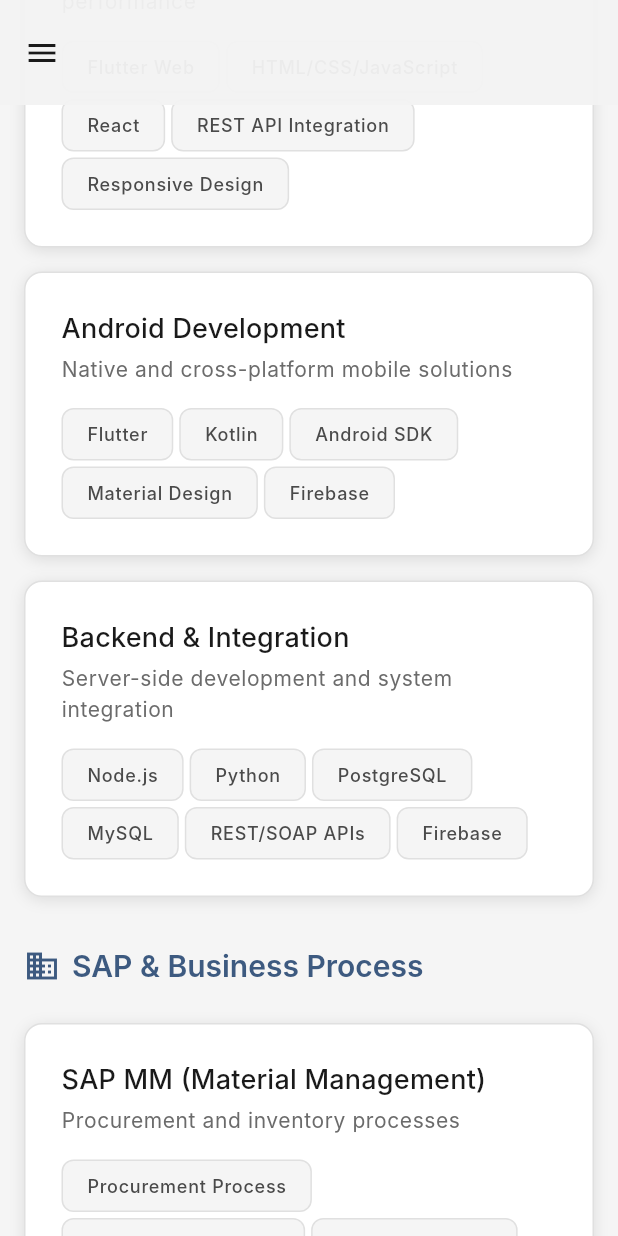
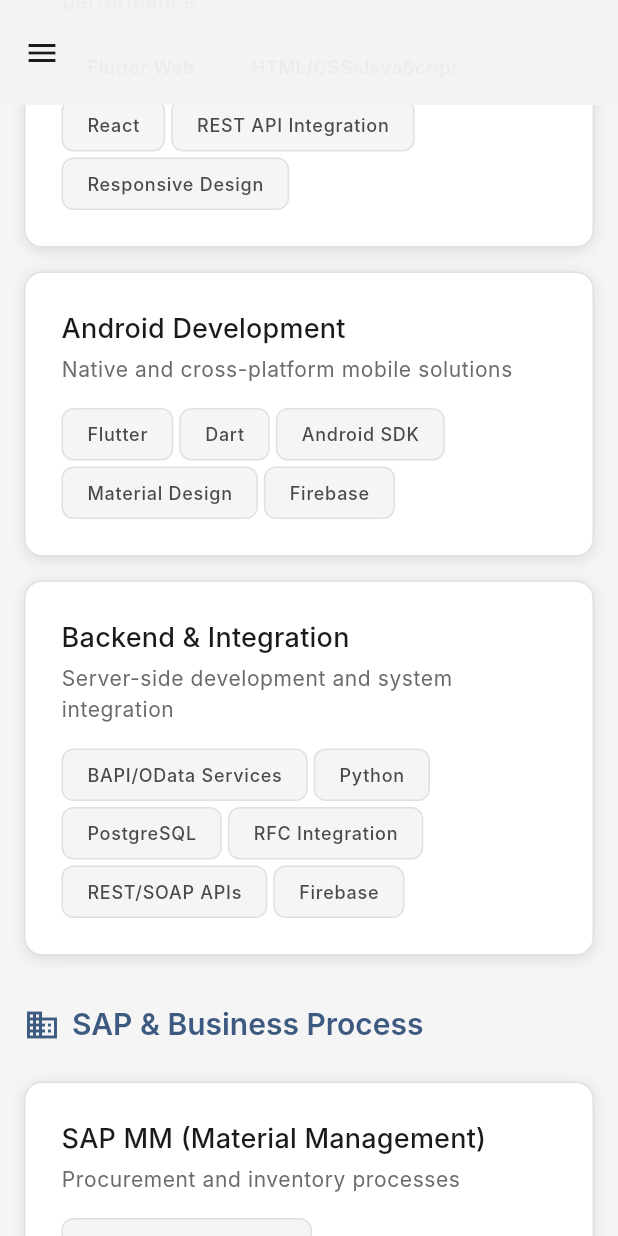
Before and after one commit to azizfardiansyah/azizafardiansyahporto, a Flutter app: the screen it shows after launch, scrolled down 2880 dp, on a phone screen of 412 x 824 dp. Run offline on Flutter 3.47's test engine with Material 3 defaults, Android fonts, the phone set to English and light mode, and no system bars; missing offline and left inert: dart:html; Roboto replaces fonts that are missing (Inter).

Commit message:
FIXED SKILLS

```diff
--- a/lib/data/portfolio_data.dart
+++ b/lib/data/portfolio_data.dart
@@ -63,7 +63,7 @@
       description: 'Native and cross-platform mobile solutions',
       skills: [
         'Flutter',
-        'Kotlin',
+        'Dart',
         'Android SDK',
         'Material Design',
         'Firebase',
@@ -73,10 +73,10 @@
       title: 'Backend & Integration',
       description: 'Server-side development and system integration',
       skills: [
-        'Node.js',
+        'BAPI/OData Services',
         'Python',
         'PostgreSQL',
-        'MySQL',
+        'RFC Integration',
         'REST/SOAP APIs',
         'Firebase',
       ],
@@ -174,6 +174,7 @@
         'REST API',
         'PostgreSQL',
         'Git',
+        'RFC Integration',
         'Pocketbase',
         'BAPI/OData Services'
       ],
@@ -190,7 +191,7 @@
           'Klien mengalami inefisiensi 40% pada proses stock opname karena pencatatan manual dan keterlambatan sinkronisasi data dengan SAP.',
       analysisSolution:
           'Saya menganalisis alur kerja warehouse dan merancang solusi mobile-first dengan barcode scanning. Menggunakan AI-Assisted Development untuk mempercepat prototyping dan mengimplementasikan offline-first architecture dengan queue system untuk mengatasi koneksi tidak stabil.',
-      technologies: ['Flutter', 'BAPI', 'SAP RFC', 'Firebase', 'REST API', 'Barcode Scanner'],
+      technologies: ['Flutter', 'BAPI', 'SAP RFC', 'Firebase', 'REST API','PostgreSQL', 'Barcode Scanner'],
       role: 'Solution Architect & Full-stack Developer',
       impact: 'Waktu proses inventory checking berkurang 60%, dari 5 jam menjadi 2 jam per cycle.',
       category: ProjectCategory.mobile,
@@ -202,7 +203,7 @@
           'Management kesulitan memantau status procurement secara real-time. Laporan manual memakan waktu 2 hari dan sering outdated.',
       analysisSolution:
           'Menganalisis kebutuhan visibility management dan merancang dashboard dengan visualisasi real-time. Menggunakan AI untuk optimasi query dan implementasi data caching, pagination, serta lazy loading untuk handle data besar dari SAP.',
-      technologies: ['Flutter Web', 'BAPI', 'PostgreSQL', 'REST API', 'Charts'],
+      technologies: ['Flutter Web', 'BAPI', 'PostgreSQL', 'REST API','RFC/OData Services', 'Charts'],
       role: 'Solution Architect & Frontend Developer',
       impact: 'Visibility procurement meningkat 100%, laporan tersedia real-time tanpa proses manual.',
       category: ProjectCategory.web,
--- a/lib/sections/hero_section.dart
+++ b/lib/sections/hero_section.dart
@@ -152,6 +152,7 @@
                   _buildExperienceBadge(context, 'SAP WM', Icons.warehouse_outlined),
                   _buildExperienceBadge(context, 'Flutter', Icons.phone_android_outlined),
                   _buildExperienceBadge(context, 'Web', Icons.language_outlined),
+                  _buildExperienceBadge(context, 'Flutter', Icons.phone_android_outlined),
                 ],
               ),
             ),
```
